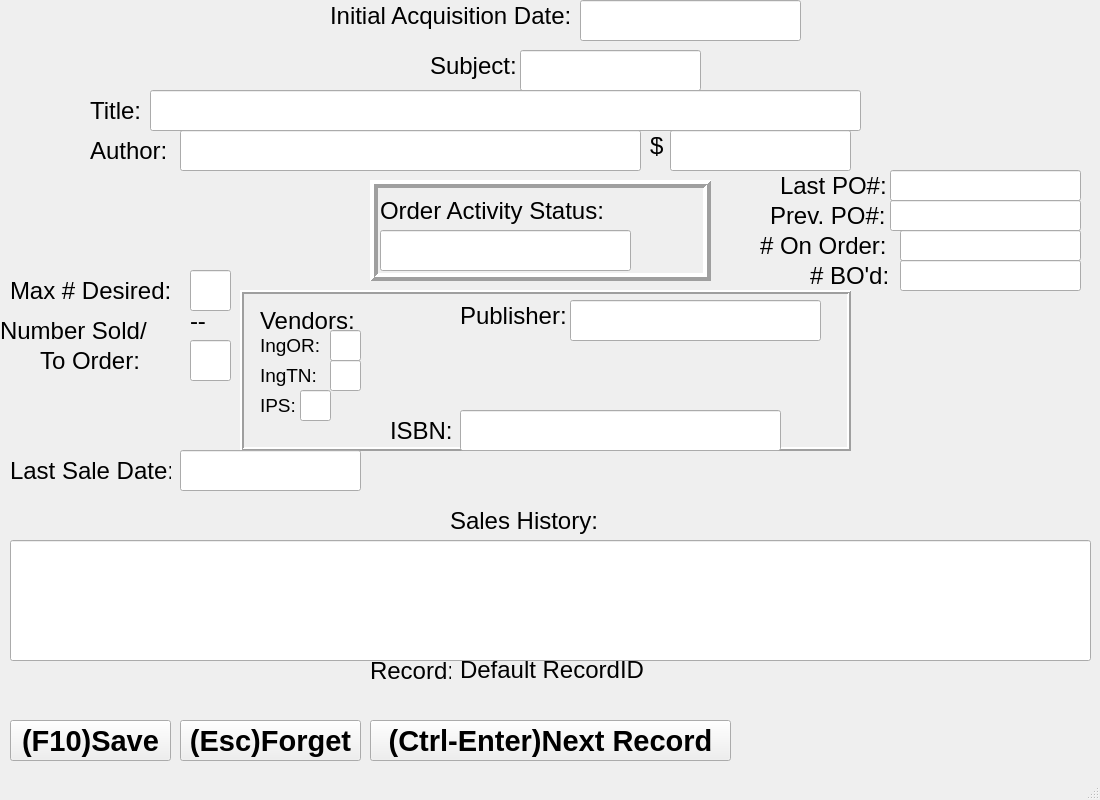
Old version of the form enter.ui in the repository jfunston/omega4py.
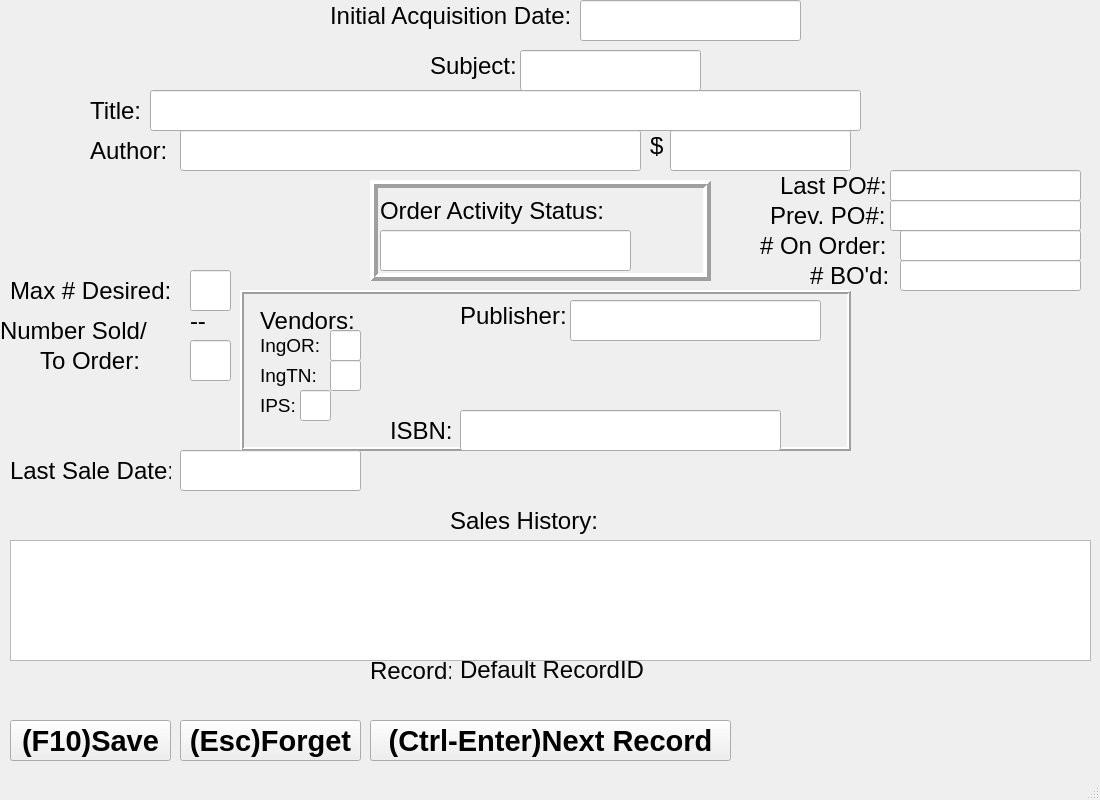
New version of the form.

Patch:
```diff
--- a/enter.ui
+++ b/enter.ui
@@ -823,7 +823,7 @@
      </font>
     </property>
    </widget>
-   <widget class="QLineEdit" name="historyValue">
+   <widget class="QPlainTextEdit" name="historyValue">
     <property name="geometry">
      <rect>
       <x>10</x>
```
